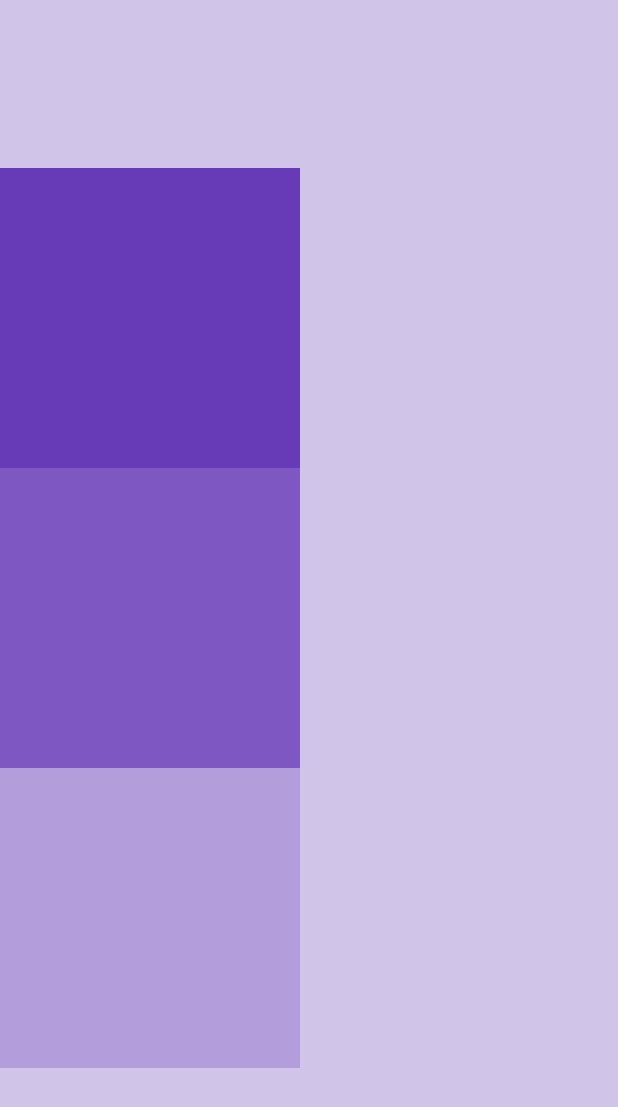
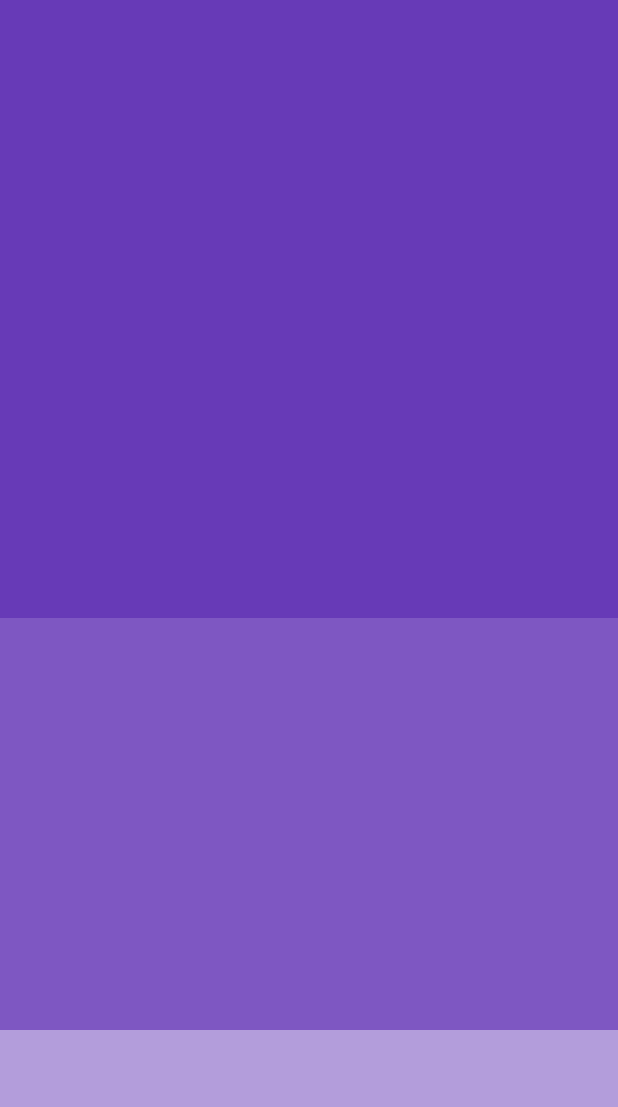
Before and after one commit to AkaashSamson/flutter_Tutorials, a Flutter app: the screen it shows after launch, on a phone screen of 412 x 824 dp. Shown: the top 1107 px of the screen. Run offline on Flutter 3.47's test engine with Material 3 defaults, Android fonts, the phone set to English and light mode, and no system bars; missing offline and left inert: dart:ffi.

Commit message:
Expanded and flex

```diff
--- a/lib/main.dart
+++ b/lib/main.dart
@@ -29,20 +29,22 @@ class MyApp extends StatelessWidget {
           // crossAxisAlignment: CrossAxisAlignment.end,
           // crossAxisAlignment: CrossAxisAlignment.stretch,
           children: [
-            Container(
-              width: 200,
-              height: 200,
+            Expanded(
+              flex: 3,
+              child: Container(
               color: Colors.deepPurple,
+              ),
             ),
-            Container(
-              width: 200,
-              height: 200,
+            Expanded(
+              flex: 2,
+              child: Container(
               color: Colors.deepPurple[400],
+              ),
             ),
-            Container(
-              width: 200,
-              height: 200,
+            Expanded(
+              child: Container(
               color: Colors.deepPurple[200],
+              ),
             ),
           ],
         ),
```
